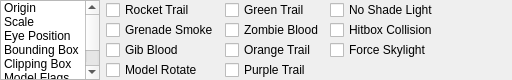
First picture: the form in src/tools/hlam/ui/assets/studiomodel/dockpanels/StudioModelModelDataPanel.ui, repository SamVanheer/HalfLifeAssetManager, before the edit.
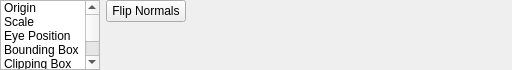
Second picture: the form after the edit. The open tabs and pages were chosen to show the change. Custom widgets are drawn as their Qt base class.

Commit message: Move model flags back to its own panel Resolves #170

What changed in the file:
```diff
--- a/src/tools/hlam/ui/assets/studiomodel/dockpanels/StudioModelModelDataPanel.ui
+++ b/src/tools/hlam/ui/assets/studiomodel/dockpanels/StudioModelModelDataPanel.ui
@@ -83,11 +83,6 @@
        <string>Clipping Box</string>
       </property>
      </item>
-     <item>
-      <property name="text">
-       <string>Model Flags</string>
-      </property>
-     </item>
      <item>
       <property name="text">
        <string>Normals</string>
@@ -529,128 +524,6 @@
        </item>
       </layout>
      </widget>
-     <widget class="QWidget" name="ModelFlagsPage">
-      <layout class="QGridLayout" name="gridLayout_7">
-       <property name="leftMargin">
-        <number>0</number>
-       </property>
-       <property name="topMargin">
-        <number>0</number>
-       </property>
-       <property name="rightMargin">
-        <number>0</number>
-       </property>
-       <property name="bottomMargin">
-        <number>0</number>
-       </property>
-       <property name="verticalSpacing">
-        <number>0</number>
-       </property>
-       <item row="0" column="1">
-        <widget class="QCheckBox" name="GreenTrail">
-         <property name="text">
-          <string>Green Trail</string>
-         </property>
-        </widget>
-       </item>
-       <item row="4" column="0" colspan="3">
-        <spacer name="verticalSpacer_7">
-         <property name="orientation">
-          <enum>Qt::Vertical</enum>
-         </property>
-         <property name="sizeHint" stdset="0">
-          <size>
-           <width>20</width>
-           <height>0</height>
-          </size>
-         </property>
-        </spacer>
-       </item>
-       <item row="1" column="1">
-        <widget class="QCheckBox" name="ZombieBlood">
-         <property name="text">
-          <string>Zombie Blood</string>
-         </property>
-        </widget>
-       </item>
-       <item row="1" column="2">
-        <widget class="QCheckBox" name="HitboxCollision">
-         <property name="text">
-          <string>Hitbox Collision</string>
-         </property>
-        </widget>
-       </item>
-       <item row="3" column="1">
-        <widget class="QCheckBox" name="PurpleTrail">
-         <property name="text">
-          <string>Purple Trail</string>
-         </property>
-        </widget>
-       </item>
-       <item row="2" column="0">
-        <widget class="QCheckBox" name="GibBlood">
-         <property name="text">
-          <string>Gib Blood</string>
-         </property>
-        </widget>
-       </item>
-       <item row="0" column="0">
-        <widget class="QCheckBox" name="RocketTrail">
-         <property name="text">
-          <string>Rocket Trail</string>
-         </property>
-        </widget>
-       </item>
-       <item row="1" column="0">
-        <widget class="QCheckBox" name="GrenadeSmoke">
-         <property name="text">
-          <string>Grenade Smoke</string>
-         </property>
-        </widget>
-       </item>
-       <item row="2" column="1">
-        <widget class="QCheckBox" name="OrangeTrail">
-         <property name="text">
-          <string>Orange Trail</string>
-         </property>
-        </widget>
-       </item>
-       <item row="3" column="0">
-        <widget class="QCheckBox" name="ModelRotate">
-         <property name="text">
-          <string>Model Rotate</string>
-         </property>
-        </widget>
-       </item>
-       <item row="0" column="2">
-        <widget class="QCheckBox" name="NoShadeLight">
-         <property name="text">
-          <string>No Shade Light</string>
-         </property>
-        </widget>
-       </item>
-       <item row="2" column="2">
-        <widget class="QCheckBox" name="ForceSkylight">
-         <property name="text">
-          <string>Force Skylight</string>
-         </property>
-        </widget>
-       </item>
-       <item row="0" column="3" rowspan="4">
-        <spacer name="horizontalSpacer_2">
-         <property name="orientation">
-          <enum>Qt::Horizontal</enum>
-         </property>
-         <property name="sizeHint" stdset="0">
-          <size>
-           <width>0</width>
-           <height>20</height>
-          </size>
-         </property>
-        </spacer>
-       </item>
-      </layout>
-     </widget>
      <widget class="QWidget" name="NormalsPage">
       <layout class="QGridLayout" name="gridLayout_2">
        <property name="leftMargin">
```
Left out of the diff: 2 changed lines with no effect on the pictures. The commit also changes 7 other files.
